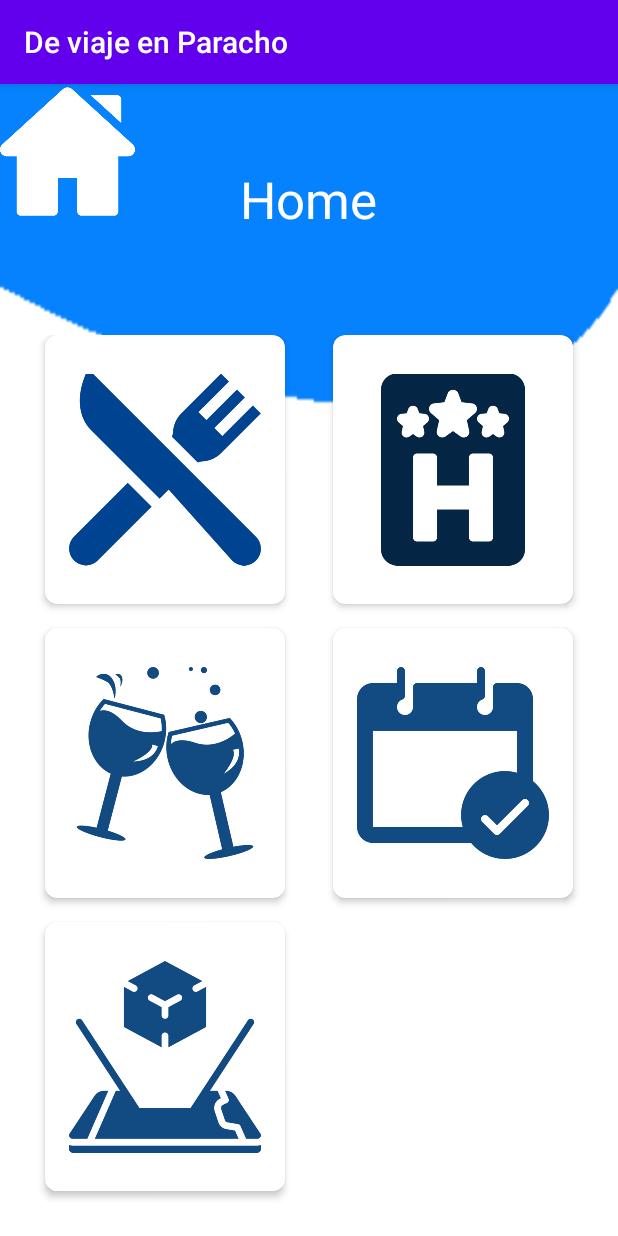
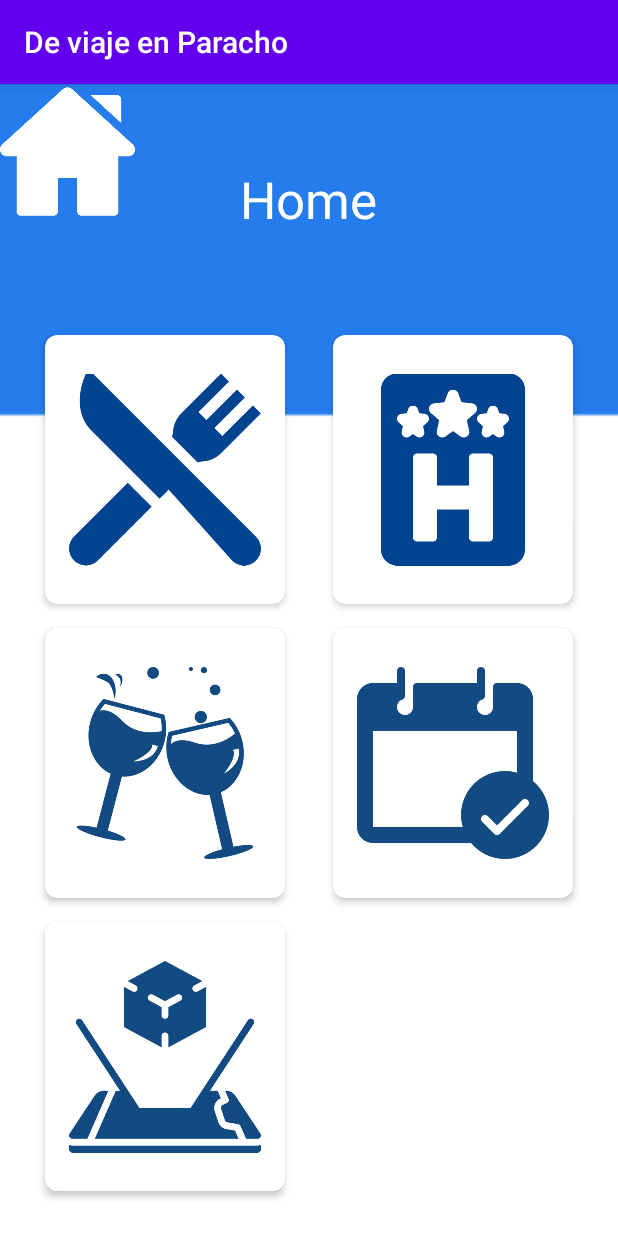
Before and after one commit to jenni9805/TravelInParacho, an Android app: the home screen opened directly, with no data from a screen before it, on a phone screen of 412 x 824 dp. Run offline under Robolectric (Android 15) with nearby library versions, the phone set to English and light mode, and no system bars.

Commit message:
fondohome y cambios de pagina

```diff
--- /dev/null
+++ b/app/src/main/res/drawable/rectangulo.xml
@@ -0,0 +1,6 @@
+<?xml version="1.0" encoding="utf-8"?>
+<shape xmlns:android="http://schemas.android.com/apk/res/android">
+
+    <solid android:color="@color/colorPrimaryDark"></solid>
+
+</shape>
--- a/app/src/main/res/layout/activity_home.xml
+++ b/app/src/main/res/layout/activity_home.xml
@@ -5,7 +5,7 @@
     android:layout_width="match_parent"
     android:layout_height="match_parent"
     android:orientation="vertical"
-    android:background="@drawable/fonhome"
+    android:background="@drawable/home"
     android:weightSum="10"
     tools:context=".home" >
 
@@ -101,7 +101,7 @@
                     android:layout_width="wrap_content"
                     android:layout_height="wrap_content"
                     android:layout_gravity="center_horizontal"
-                    android:src="@drawable/hostel" />
+                    android:src="@drawable/sign" />
 
                 <TextView
                     android:text="@string/hotel"
--- a/app/src/main/res/layout/activity_registrarse.xml
+++ b/app/src/main/res/layout/activity_registrarse.xml
@@ -137,6 +137,7 @@
                 android:paddingTop="10dp">
 
                 <TextView
+                    android:id="@+id/cuenta"
                     android:layout_width="wrap_content"
                     android:layout_height="wrap_content"
                     android:layout_gravity="center"
--- a/app/src/main/res/values/colors.xml
+++ b/app/src/main/res/values/colors.xml
@@ -3,4 +3,5 @@
     <color name="colorPrimary">#6200EE</color>
     <color name="colorPrimaryDark">#3700B3</color>
     <color name="colorAccent">#03DAC5</color>
+    <color name="colorAccent2">#67a2ed</color>
 </resources>
```
Also changed, not shown: app/src/main/java/com/example/travelinparacho/MainActivity.kt (+8 -0 lines), app/src/main/java/com/example/travelinparacho/Registrarse.kt (+7 -0 lines), app/src/main/res/drawable-v24/home.png (added), app/src/main/res/drawable-v24/sign.png (added).
